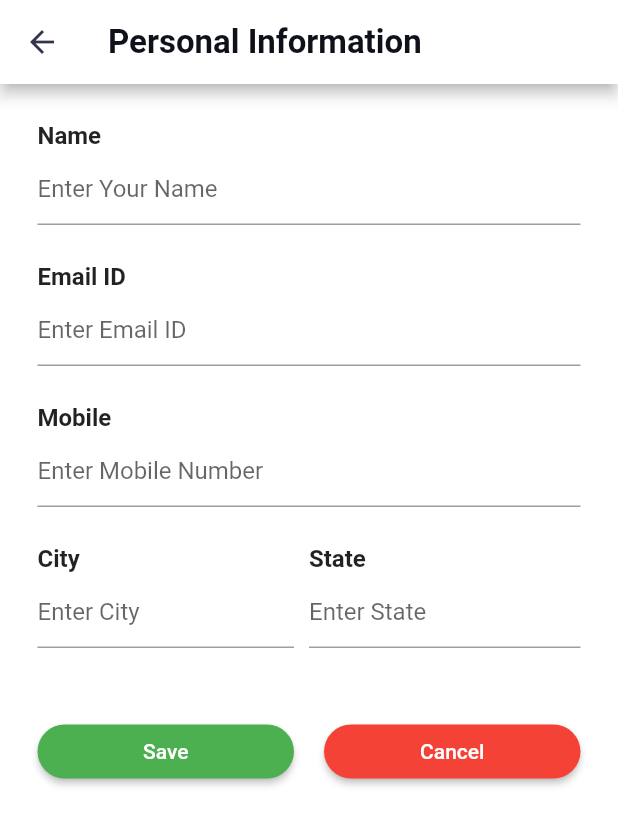
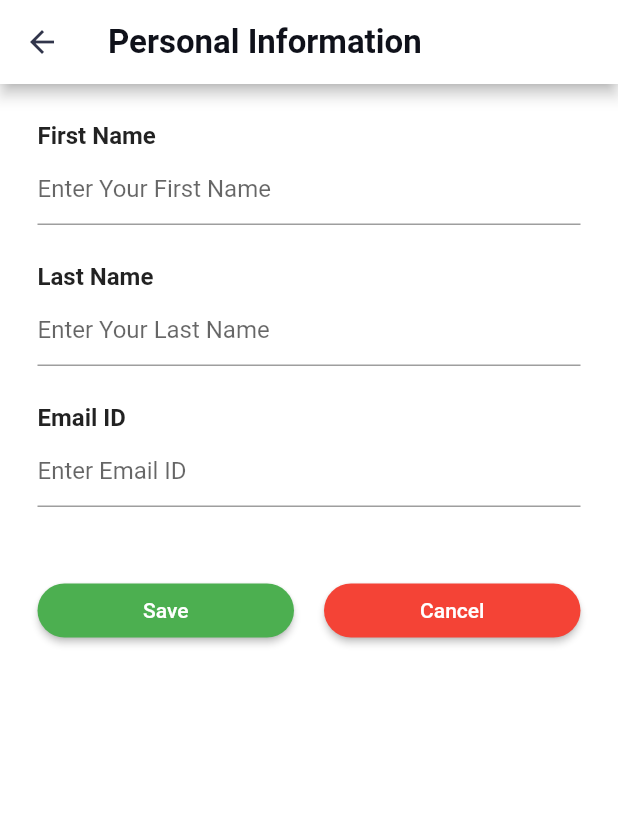
Before and after one commit to rajnis09/everly, a Flutter app: the EditProfileInfoPage screen opened by its route, on a phone screen of 412 x 824 dp. Shown: the top 825 px of the screen. Run offline on Flutter 3.47's test engine with Material 2 defaults, Android fonts, the phone set to English and light mode, and no system bars; our stand-ins replace connectivity, firebase_auth, firebase_messaging, flutter_speed_dial, flutter_swiper, google_fonts and 1 more; missing offline and left inert: qrscan; accounts and stored records are empty.

```diff
--- a/lib/views/profile/edit_profile_info.dart
+++ b/lib/views/profile/edit_profile_info.dart
@@ -39,7 +39,43 @@ class MapScreenState extends State<EditProfileInfoPage>
                                     mainAxisSize: MainAxisSize.min,
                                     children: <Widget>[
                                       new Text(
-                                        'Name',
+                                        'First Name',
+                                        style: TextStyle(
+                                            fontSize: 16.0,
+                                            fontWeight: FontWeight.bold),
+                                      ),
+                                    ],
+                                  ),
+                                ],
+                              )),
+                              Padding(
+                              padding: EdgeInsets.only(
+                                  left: 25.0, right: 25.0, top: 2.0),
+                              child: new Row(
+                                mainAxisSize: MainAxisSize.max,
+                                children: <Widget>[
+                                  new Flexible(
+                                    child: new TextFormField(
+                                      decoration: const InputDecoration(
+                                        hintText: "Enter Your First Name",
+                                      ),
+                                      onSaved: (val) => _newName = val,
+                                    ),
+                                  ),
+                                ],
+                              )),
+                              Padding(
+                              padding: EdgeInsets.only(
+                                  left: 25.0, right: 25.0, top: 25.0),
+                              child: new Row(
+                                mainAxisSize: MainAxisSize.max,
+                                children: <Widget>[
+                                  new Column(
+                                    mainAxisAlignment: MainAxisAlignment.start,
+                                    mainAxisSize: MainAxisSize.min,
+                                    children: <Widget>[
+                                      new Text(
+                                        'Last Name',
                                         style: TextStyle(
                                             fontSize: 16.0,
                                             fontWeight: FontWeight.bold),
@@ -57,7 +93,7 @@ class MapScreenState extends State<EditProfileInfoPage>
                                   new Flexible(
                                     child: new TextFormField(
                                       decoration: const InputDecoration(
-                                        hintText: "Enter Your Name",
+                                        hintText: "Enter Your Last Name",
                                       ),
                                       onSaved: (val) => _newName = val,
                                     ),
@@ -96,100 +132,6 @@ class MapScreenState extends State<EditProfileInfoPage>
                                           hintText: "Enter Email ID"),
                                       onSaved: (val) => _newEmail = val,
                                     ),
-                                  ),
-                                ],
-                              )),
-                          Padding(
-                              padding: EdgeInsets.only(
-                                  left: 25.0, right: 25.0, top: 25.0),
-                              child: new Row(
-                                mainAxisSize: MainAxisSize.max,
-                                children: <Widget>[
-                                  new Column(
-                                    mainAxisAlignment: MainAxisAlignment.start,
-                                    mainAxisSize: MainAxisSize.min,
-                                    children: <Widget>[
-                                      new Text(
-                                        'Mobile',
-                                        style: TextStyle(
-                                            fontSize: 16.0,
-                                            fontWeight: FontWeight.bold),
-                                      ),
-                                    ],
-                                  ),
-                                ],
-                              )),
-                          Padding(
-                              padding: EdgeInsets.only(
-                                  left: 25.0, right: 25.0, top: 2.0),
-                              child: new Row(
-                                mainAxisSize: MainAxisSize.max,
-                                children: <Widget>[
-                                  new Flexible(
-                                    child: new TextFormField(
-                                      decoration: const InputDecoration(
-                                          hintText: "Enter Mobile Number"),
-                                      onSaved: (val) => _newNo = val,
-                                    ),
-                                  ),
-                                ],
-                              )),
-                          Padding(
-                              padding: EdgeInsets.only(
-                                  left: 25.0, right: 25.0, top: 25.0),
-                              child: new Row(
-                                mainAxisSize: MainAxisSize.max,
-                                mainAxisAlignment: MainAxisAlignment.start,
-                                children: <Widget>[
-                                  Expanded(
-                                    child: Container(
-                                      child: new Text(
-                                        'City',
-                                        style: TextStyle(
-                                            fontSize: 16.0,
-                                            fontWeight: FontWeight.bold),
-                                      ),
-                                    ),
-                                    flex: 2,
-                                  ),
-                                  Expanded(
-                                    child: Container(
-                                      child: new Text(
-                                        'State',
-                                        style: TextStyle(
-                                            fontSize: 16.0,
-                                            fontWeight: FontWeight.bold),
-                                      ),
-                                    ),
-                                    flex: 2,
-                                  ),
-                                ],
-                              )),
-                          Padding(
-                              padding: EdgeInsets.only(
-                                  left: 25.0, right: 25.0, top: 2.0),
-                              child: new Row(
-                                mainAxisSize: MainAxisSize.max,
-                                mainAxisAlignment: MainAxisAlignment.start,
-                                children: <Widget>[
-                                  Flexible(
-                                    child: Padding(
-                                      padding: EdgeInsets.only(right: 10.0),
-                                      child: new TextFormField(
-                                        decoration: const InputDecoration(
-                                            hintText: "Enter City"),
-                                        onSaved: (val) => _newCity = val,
-                                      ),
-                                    ),
-                                    flex: 2,
-                                  ),
-                                  Flexible(
-                                    child: new TextFormField(
-                                      decoration: const InputDecoration(
-                                          hintText: "Enter State"),
-                                      onSaved: (val) => _newState = val,
-                                    ),
-                                    flex: 2,
                                   ),
                                 ],
                               )),
--- a/pubspec.yaml
+++ b/pubspec.yaml
@@ -23,8 +23,8 @@ dependencies:
   flutter_swiper:
   flutter_speed_dial:
   qrscan:
-  # image_picker:
-  # image_cropper:
+  image_picker:
+
 
   cupertino_icons: ^0.1.3
 
```
Also changed, not shown: lib/views/authentication/signin_page.dart (+31 -31 lines), lib/views/profile/profile_page.dart (+99 -11 lines), pubspec.lock, 1 other file.
